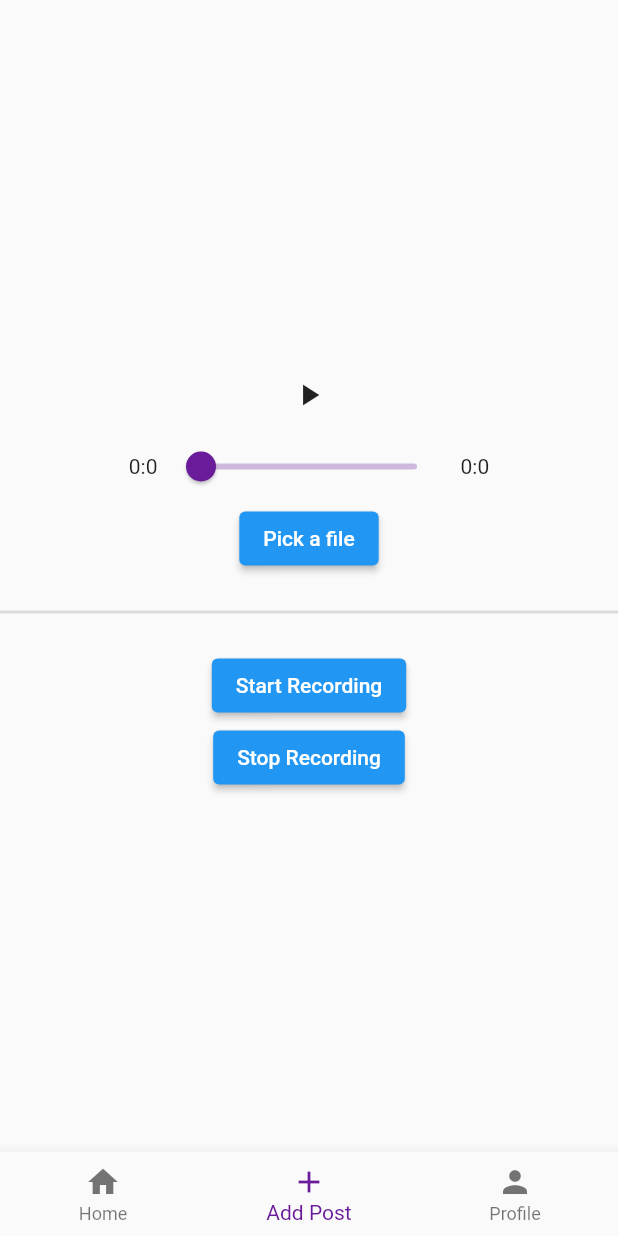
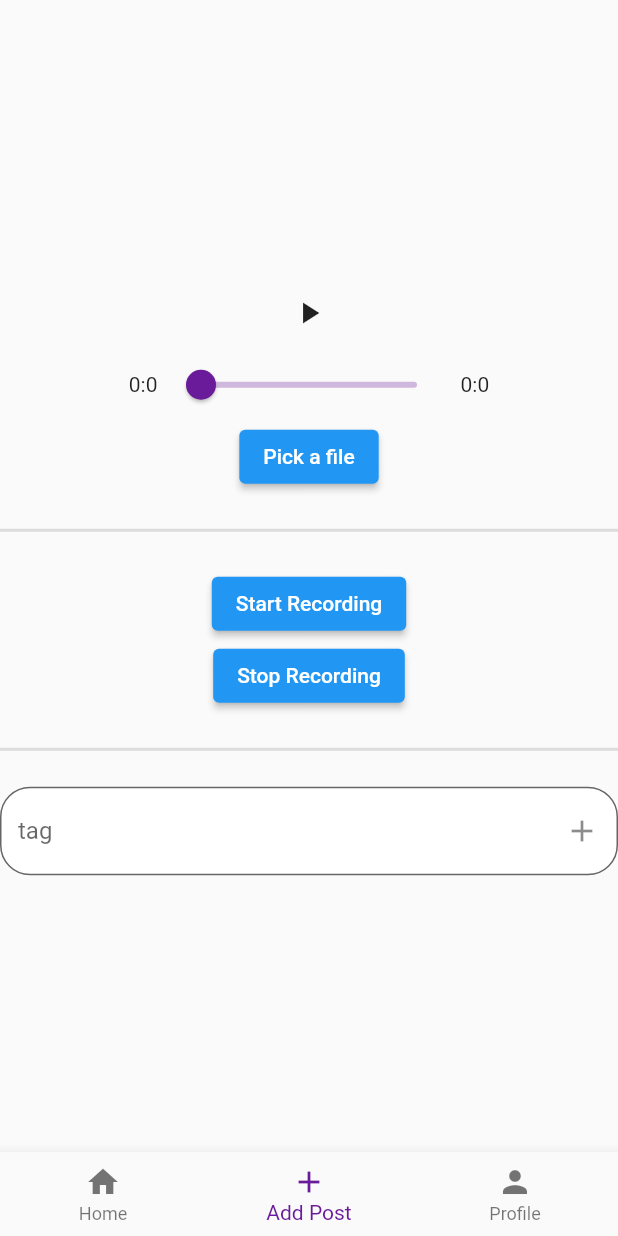
Before and after one commit to LahoucineLapunaire/ilili, a Flutter app: the screen it shows once a user with an empty profile is signed in, on a phone screen of 412 x 824 dp. Run offline on Flutter 3.47's test engine with Material 2 defaults, Android fonts, the phone set to English and light mode, and no system bars; our stand-ins replace audioplayers, cloud_firestore, file_picker, firebase_auth, firebase_core, google_sign_in and 1 more; missing offline and left inert: flutter_sound; accounts and stored records are empty.

Commit message:
[FEAT] AddPost : add tags list

```diff
--- a/lib/components/addPost.dart
+++ b/lib/components/addPost.dart
@@ -4,6 +4,8 @@ import 'package:audioplayers/audioplayers.dart';
 import 'package:flutter_sound/flutter_sound.dart';
 import 'package:permission_handler/permission_handler.dart';
 import 'dart:async';
+
+List<String> tagsList = [];
 
 class AddPostPage extends StatelessWidget {
   const AddPostPage({super.key});
@@ -23,6 +25,11 @@ class AddPostPage extends StatelessWidget {
               thickness: 2,
             ),
             RecordSection(),
+            Divider(
+              height: 50,
+              thickness: 2,
+            ),
+            TagsSection(),
           ],
         ),
       ),
@@ -239,3 +246,103 @@ class _RecordSectionState extends State<RecordSection> {
     ));
   }
 }
+
+class TagsSection extends StatefulWidget {
+  const TagsSection({super.key});
+
+  @override
+  State<TagsSection> createState() => _TagsSectionState();
+}
+
+class _TagsSectionState extends State<TagsSection> {
+  TextEditingController tagController = TextEditingController();
+  String error = "";
+
+  void addTag() {
+    try {
+      if (tagsList.contains(tagController.text)) {
+        setState(() {
+          error = "Tag already exists";
+        });
+        return;
+      }
+      if (tagsList.length >= 3) {
+        setState(() {
+          error = "You can only add 3 tags";
+        });
+        return;
+      }
+
+      setState(() {
+        tagsList.add(tagController.text);
+        error = "";
+      });
+    } catch (e) {
+      setState(() {
+        error = e.toString();
+      });
+    }
+  }
+
+  @override
+  Widget build(BuildContext context) {
+    return Column(
+      children: [
+        if (error != "")
+          Padding(
+            padding: EdgeInsets.only(bottom: 10),
+            child: Row(
+              children: [
+                Icon(Icons.error, color: Colors.red),
+                SizedBox(width: 5),
+                Container(
+                  width: 250,
+                  child: Text(
+                    "${error}",
+                    style: TextStyle(
+                        color: Colors.red, fontWeight: FontWeight.bold),
+                  ),
+                )
+              ],
+            ),
+          ),
+        TextField(
+          controller: tagController,
+          decoration: InputDecoration(
+            filled: true,
+            fillColor: Colors.white,
+            suffixIcon: IconButton(
+              icon: Icon(Icons.add),
+              onPressed: () {
+                addTag();
+              },
+            ),
+            labelText: 'tag',
+            border: OutlineInputBorder(
+              borderRadius: BorderRadius.circular(20),
+            ),
+          ),
+        ),
+        ListView.builder(
+          shrinkWrap: true,
+          itemCount: tagsList.length,
+          itemBuilder: (context, index) {
+            return Row(
+              children: [
+                Text(tagsList[index]),
+                IconButton(
+                  icon: Icon(Icons.delete),
+                  onPressed: () {
+                    setState(() {
+                      tagsList.removeAt(index);
+                    });
+                  },
+                )
+              ],
+            );
+          },
+        ),
+      ],
+    );
+  }
+}
```
